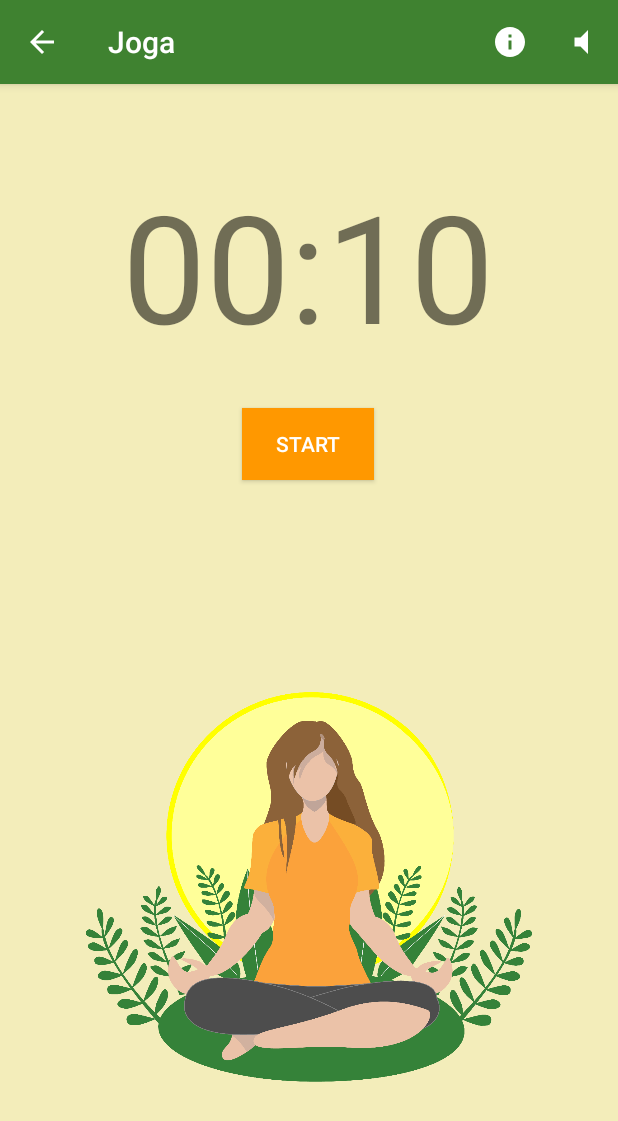
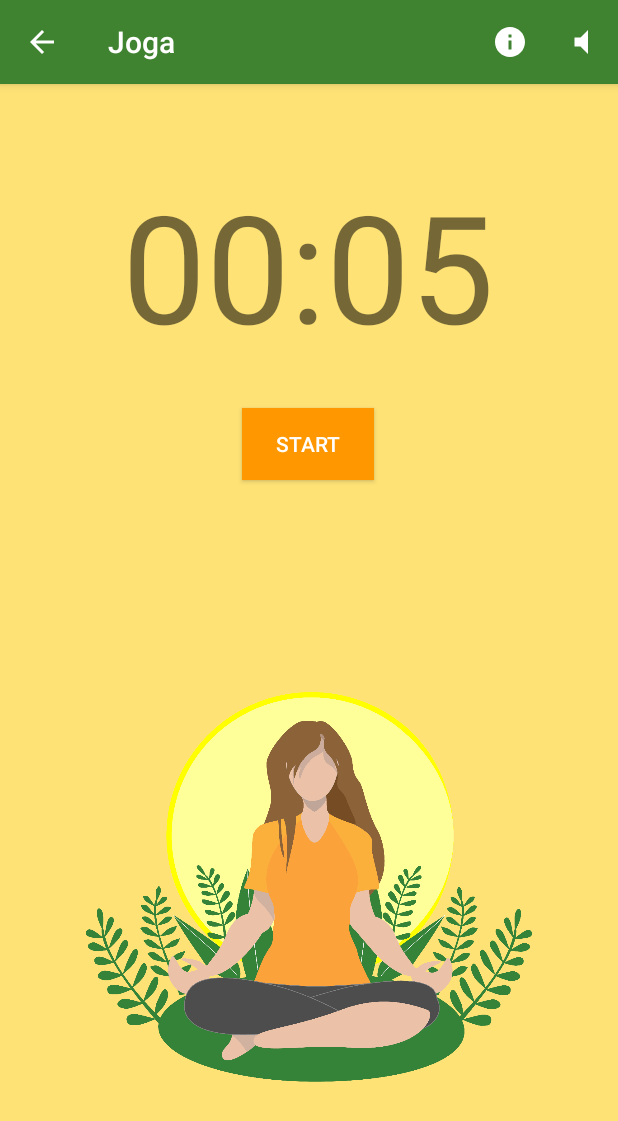
Before and after one commit to mibit-stack/joga-simple, an Android app: the screen it shows after launch (ExcerciseActivity), after a tap on "JOGA PORANNA", on a phone screen of 412 x 824 dp. Shown: the top 1121 px of the screen. Run offline under Robolectric (Android 15) with nearby library versions, the phone set to English and light mode, and no system bars; 3 other taps on this screen came first.

Commit message:
Added different colors by exercise set's name

```diff
--- a/app/src/main/java/com/zpi/jogasimple/ExcerciseActivity.kt
+++ b/app/src/main/java/com/zpi/jogasimple/ExcerciseActivity.kt
@@ -1,6 +1,7 @@
 package com.zpi.jogasimple
 
 import android.content.Intent
+import android.graphics.Color
 import android.media.AudioManager
 import android.media.ToneGenerator
 import android.os.Bundle
@@ -9,6 +10,7 @@ import android.view.MenuItem
 import android.widget.ImageView
 import androidx.appcompat.app.AlertDialog
 import androidx.appcompat.app.AppCompatActivity
+import androidx.constraintlayout.widget.ConstraintLayout
 import com.google.android.material.snackbar.Snackbar
 import kotlinx.android.synthetic.main.activity_excercise.*
 import kotlinx.android.synthetic.main.activity_main.mainView
@@ -32,34 +34,55 @@ class ExcerciseActivity : AppCompatActivity() {
     var currentExcerciseNo = 0
 
     val exerciseMorning = arrayOf(
-        Exercise(R.drawable.ex_m_1, "Pierwsze cwiczenie",10),
-        Exercise(R.drawable.ex_m_2, "Drugie cwiczenie",10),
-        Exercise(R.drawable.ex_m_3,"Trzecie cwiczenie",10),
-        Exercise(R.drawable.ex_m_4,"Czwarte cwiczenie",10),
-        Exercise(R.drawable.ex_m_5,"Piate cwiczenie",10))
+        Exercise(R.drawable.ex_m_1, "Pierwsze cwiczenie",5),
+        Exercise(R.drawable.ex_m_2, "Drugie cwiczenie",5),
+        Exercise(R.drawable.ex_m_3,"Trzecie cwiczenie",5),
+        Exercise(R.drawable.ex_m_4,"Czwarte cwiczenie",5),
+        Exercise(R.drawable.ex_m_5,"Piate cwiczenie",5))
 
     val exerciseNight = arrayOf(
-        Exercise(R.drawable.ex_n_1, "Pierwsze cwiczenie",20),
-        Exercise(R.drawable.ex_n_2, "To ćwiczenie nazywane jako Kwiat Lotosu, jest symbolem jogi. Ciało się odpręża, a umysł odpoczywa.",50),
-        Exercise(R.drawable.ex_n_3,"ddddd",30),
-        Exercise(R.drawable.ex_n_4,"xxxxx",30),
-        Exercise(R.drawable.ex_n_5,"asdfassafd",30))
+        Exercise(R.drawable.ex_n_1, "Pierwsze cwiczenie",5),
+        Exercise(R.drawable.ex_n_2, "To ćwiczenie nazywane jako Kwiat Lotosu, jest symbolem jogi. Ciało się odpręża, a umysł odpoczywa.",5),
+        Exercise(R.drawable.ex_n_3,"ddddd",5),
+        Exercise(R.drawable.ex_n_4,"xxxxx",5),
+        Exercise(R.drawable.ex_n_5,"asdfassafd",5))
 
     var currentExcerciseSet = exerciseMorning
 
     override fun onCreate(savedInstanceState: Bundle?) {
         super.onCreate(savedInstanceState)
+
+//        val exerciseLayoutView = findViewById(R.id.mainView) as ImageView
+//        exerciseLayoutView.setBackgroundColor(0x00FF00)
         setContentView(R.layout.activity_excercise)
+
+
+
+
+//        val dialogExcerciseView = dialogView.findViewById(R.id.dialogExcerciseImageView) as ImageView
+//        dialogExcerciseView.setImageResource(exerciseImage)
 
         supportActionBar?.setDisplayHomeAsUpEnabled(true)
 
+
         val setName = intent.extras?.get("ExerciseSet") as String
 
+        // Changing layout color by set name
+
+        val activityMain = findViewById(R.id.mainView) as ConstraintLayout
+
+
         setName.let {
-            if(it.contains("Morning"))
+            if(it.contains("Morning")) {
                 currentExcerciseSet = exerciseMorning
-            else
+                activityMain.setBackgroundColor(Color.parseColor("#fee276"));
+            }
+
+            else {
                 currentExcerciseSet = exerciseNight
+                activityMain.setBackgroundColor(Color.parseColor("#9999ff"));
+            }
+
         }
 
         loadExercise(currentExcerciseSet[currentExcerciseNo])
```
